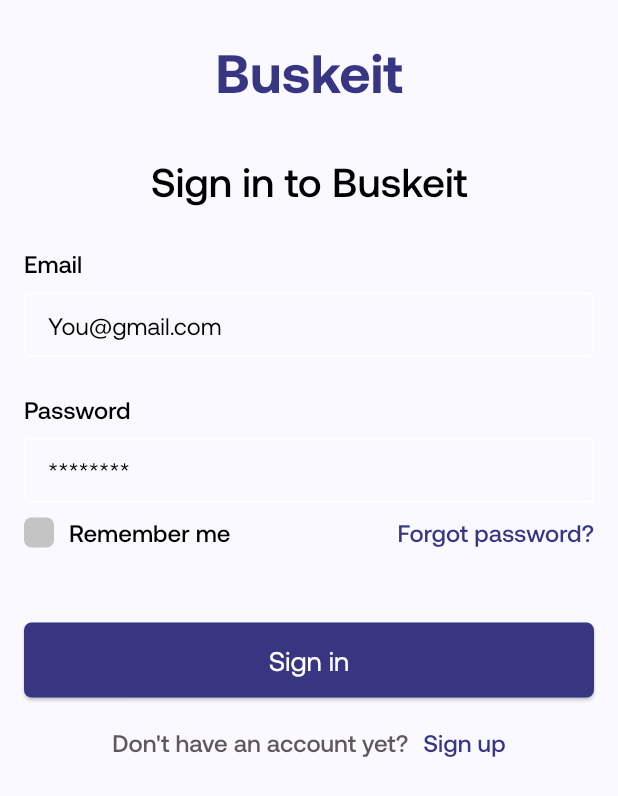
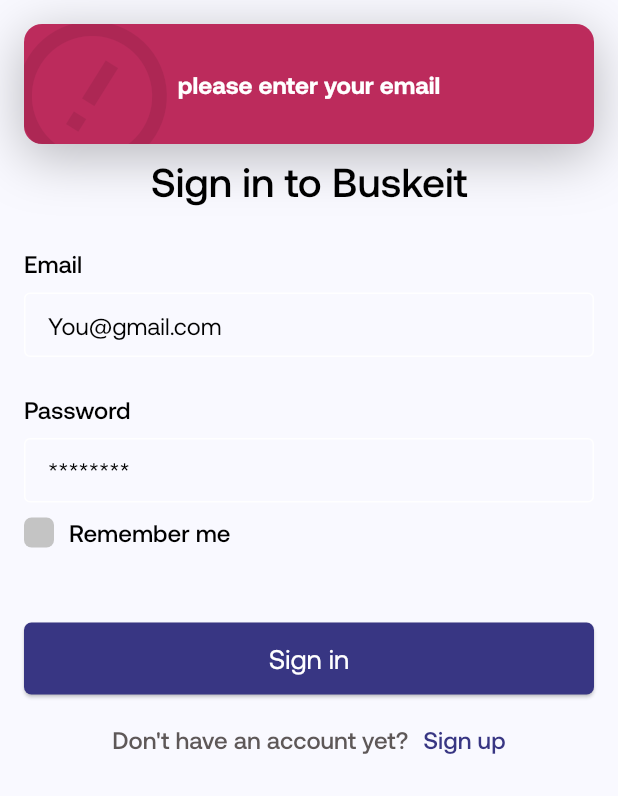
Before and after one commit to davidaodejobi/Buskeit, a Flutter app: the SignIn screen opened directly, after a tap on "Sign in", on a phone screen of 412 x 824 dp. Shown: the top 796 px of the screen. Run offline on Flutter 3.47's test engine with Material 2 defaults, Android fonts, the light colour scheme and no system bars; drawn by our look-alikes of top_snackbar_flutter; our stand-ins replace dio, flutter_secure_storage, flutter_spinkit, font_awesome_flutter, get_it, hive and 4 more; accounts and stored records are empty; network calls fail.

Commit message:
feat: :zap: sign up login  improvement

```diff
--- a/lib/core/services/api/authentication_api.dart
+++ b/lib/core/services/api/authentication_api.dart
@@ -1,5 +1,3 @@
-import 'dart:developer';
-
 import 'package:buskeit/core/core.dart';
 import 'package:dio/dio.dart';
 import 'package:flutter/material.dart';
@@ -11,27 +9,6 @@
 class AuthenticationApiService with ChangeNotifier {
   StorageService storageService = getIt<StorageService>();
 
-  // var testData = {
-  //   "success": true,
-  //   "detail": "Login is successful",
-  //   "tokens": {
-  //     "access": 'null',
-  //     "refresh":
-  //         "eyJhbGciOiJIUzI1NiIsInR5cCI6IkpXVCJ9.eyJ0b2tlbl90eXBlIjoicmVmcmVzaCIsImV4cCI6MTY3MDE3MjMyOCwiaWF0IjoxNjY5NTY3NTI4LCJqdGkiOiI4OWY5ODA3ZmY5MTc0MjBhOWU0YWZjMmQ4YmYwZTMxOCIsInVzZXJfaWQiOjN9.I-ICQblqUiGAIC2XEVZSsEyW0KOfMKVnxabC0U5ZFVM"
-  //   },
-  //   "user": {
-  //     "identifier": "USN0ZA5CV1SPIOD4V",
-  //     "email": "talk2ayomi1@gmail.com",
-  //     "first_name": null,
-  //     "last_name": null,
-  //     "image": "http://buskeit.herokuapp.com/media/profiles/image-default.png",
-  //     "is_active": true,
-  //     "is_staff": false,
-  //     "is_verified": true,
-  //     "channel_accounts": []
-  //   }
-  // };
-
   Future login({
     required String email,
     required String password,
@@ -42,18 +19,14 @@
         "email": email,
         "password": password,
       });
-      log('response.statusCode: ${response.statusCode}');
-      responseModel = responseModelFromJson(response.data);
       storeToken(response.data);
-      // if (response.statusCode == 200) {
-      //   // print('response.data: ${response.data}');
-      //   print('responseModel: ${responseModel.detail}');
-      // }
+      if (response.statusCode == 200) {
+        // print('response.data: ${response.data}');
+        responseModel = responseModelFromJson(response.data);
+      }
       return responseModel;
     } on DioError catch (e) {
-      print(
-          'errorModelFromJson(e.response!.data): ${errorModelFromJson(e.response!.data)}');
-      return errorModelFromJson(e.response!.data);
+      return 'Error: ${e.message}';
     }
   }
 
@@ -64,10 +37,6 @@
     if (myToken != '') {
       storageService.storeItem(key: token, value: myToken);
     }
-
-    // storageService.storeItem(key: token, value: myToken);
-    // read token from storage
-    // storageService.readItem(key: token).then((value) {});
   }
 
   removeToken() {
--- a/lib/modules/auth_flow/screens/sign_in.dart
+++ b/lib/modules/auth_flow/screens/sign_in.dart
@@ -1,12 +1,8 @@
 // ignore_for_file: public_member_api_docs, sort_constructors_first
-import 'package:buskeit/core/services/api/authentication_api.dart';
+import 'package:buskeit/constant/constant.dart';
 import 'package:flutter/material.dart';
-import 'package:flutter_spinkit/flutter_spinkit.dart';
 import 'package:provider/provider.dart';
 
-import 'package:buskeit/constant/helper/helper.dart';
-
-import '../../../constant/app_color.dart';
 import '../../../shared/shared.dart';
 import '../view_model/signin_provider.dart';
 import '../widgets/save_password_button.dart';
@@ -51,7 +47,6 @@
                   hintText: '********',
                 ),
                 const YMargin(10),
-                //remind me button
                 Row(
                   mainAxisAlignment: MainAxisAlignment.spaceBetween,
                   children: [
@@ -61,52 +56,28 @@
                         provider.toggleSavePassword();
                       }),
                     ),
-                    GestureDetector(
-                      onTap: () {
-                        // Navigator.push(
-                        //   context,
-                        //   MaterialPageRoute(
-                        //     builder: (context) => const SignIn(),
-                        //   ),
-                        // );
-                      },
-                      child: Text(
-                        'Forgot password?',
-                        style: Theme.of(context).textTheme.headline6!.copyWith(
-                              fontWeight: FontWeight.w500,
-                              color: AppColor.secondaryColor,
-                            ),
-                      ),
-                    ),
+                    // GestureDetector(
+                    //   onTap: () {
+                    //   },
+                    //   child: Text(
+                    //     'Forgot password?',
+                    //     style: Theme.of(context).textTheme.headline6!.copyWith(
+                    //           fontWeight: FontWeight.w500,
+                    //           color: AppColor.secondaryColor,
+                    //         ),
+                    //   ),
+                    // ),
                   ],
                 ),
-
                 const YMargin(50),
-                SizedBox(
-                  width: double.infinity,
-                  height: 50,
-                  child: ElevatedButton(
-                    onPressed: () {
-                      Provider.of<AuthenticationApiService>(context,
-                              listen: false)
-                          .login(
-                        email: 'talk2ayomi1@gmail.com',
-                        password: '123',
-                      );
-                    },
-                    child: provider.isLoading
-                        ? const SpinKitChasingDots(
-                            color: Colors.white,
-                            size: 30,
-                          )
-                        : Text(
-                            'Sign in',
-                            style:
-                                Theme.of(context).textTheme.headline5!.copyWith(
-                                      color: Colors.white,
-                                    ),
-                          ),
-                  ),
+                AppElevatedButton(
+                  onTap: () {
+                    if (provider.validateSignin(context)) {
+                      provider.login(context: context);
+                    }
+                  },
+                  text: 'Sign in',
+                  isLoading: provider.isLoading,
                 ),
                 const YMargin(20),
                 Row(
--- a/lib/modules/dashboard/widgets/dashboard_card.dart
+++ b/lib/modules/dashboard/widgets/dashboard_card.dart
@@ -57,6 +57,7 @@
             const YMargin(10),
             Text(
               subtitle,
+              textAlign: TextAlign.center,
               style: Theme.of(context).textTheme.headline6!.copyWith(
                     color: AppColor.greyColor,
                     fontWeight: FontWeight.w500,
```
Also changed, not shown: lib/core/services/hive_storage_service.dart (+0 -8 lines), lib/main.dart (+9 -3 lines), lib/modules/auth_flow/view_model/signin_provider.dart (+15 -39 lines), lib/modules/dashboard/screens/dash_board.dart (+54 -7 lines), lib/modules/dashboard/screens/services/services.dart (added, +56 -0 lines).
